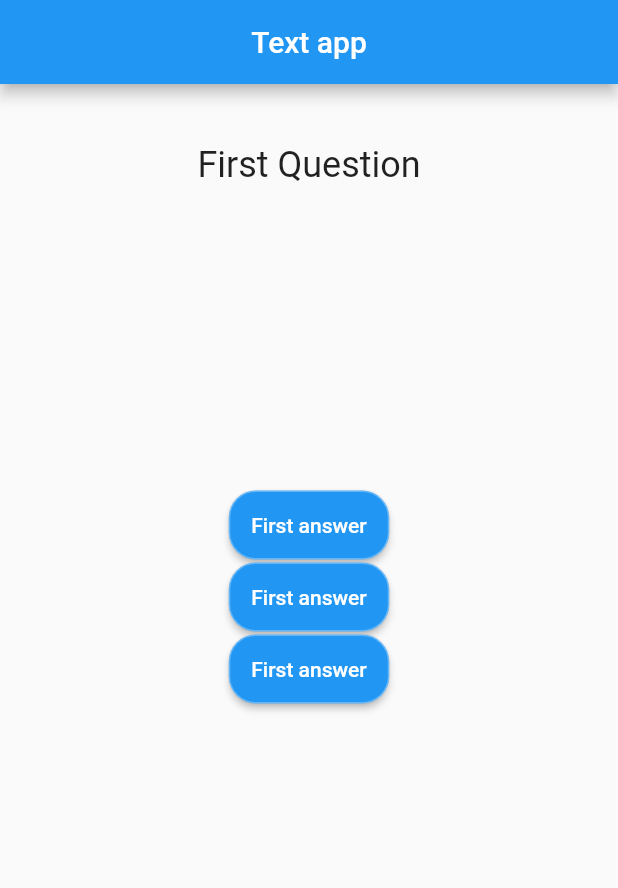
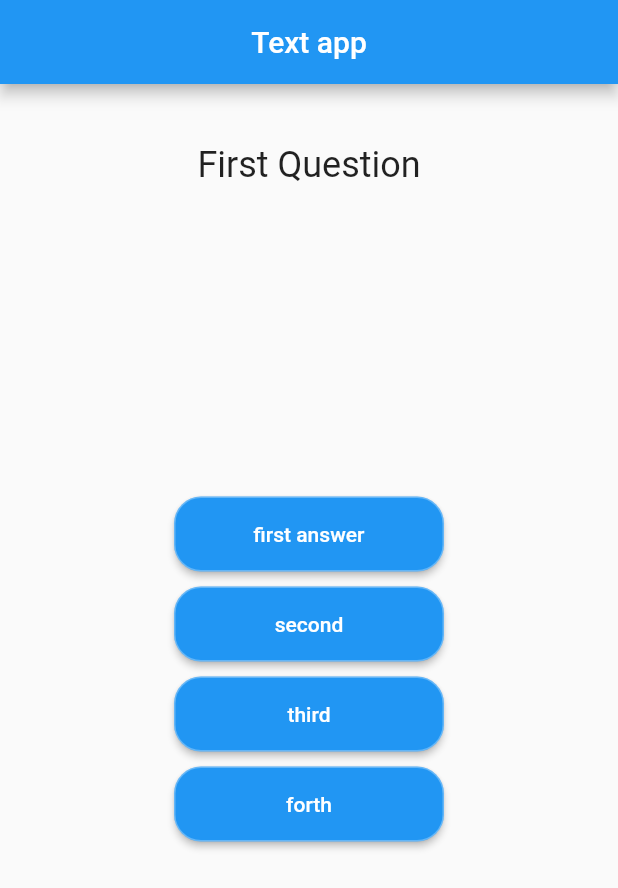
Before and after one commit to Yiukihiro/AniSearcher, a Flutter app: the screen it shows after launch, on a phone screen of 412 x 824 dp. Shown: the top 888 px of the screen. Run offline on Flutter 3.47's test engine with Material 2 defaults, Android fonts, the phone set to English and light mode, and no system bars.

Commit message:
int questionnS + bool + question list + answ.but

```diff
--- a/main app/starter/lib/answer.dart
+++ b/main app/starter/lib/answer.dart
@@ -2,24 +2,27 @@ import 'package:flutter/material.dart';
 
 class Answer extends StatelessWidget {
   final VoidCallback newIndex;
+  final String newAnswer;
 
-  Answer(this.newIndex);
+
+  Answer(this.newIndex, this.newAnswer);
 
   @override
   Widget build(BuildContext context) {
     return Container(
+      margin: const EdgeInsets.all(5),
       child: ElevatedButton(
         onPressed: newIndex,
-        child: const Text(
-          'First answer',
-          style: TextStyle(fontSize: 14, color: Colors.white),
+        child: Text(newAnswer,
+          style: const TextStyle(fontSize: 14, color: Colors.white),
         ),
         style: ButtonStyle(
-          padding: MaterialStateProperty.all<EdgeInsets>(EdgeInsets.all(15)),
+          fixedSize: MaterialStateProperty.all<Size>(const Size(180, 50)),
+          padding: MaterialStateProperty.all<EdgeInsets>(const EdgeInsets.all(15)),
           shape: MaterialStateProperty.all<RoundedRectangleBorder>(
             RoundedRectangleBorder(
               borderRadius: BorderRadius.circular(18.0),
-              side: BorderSide(color: Colors.white30),
+              side: const BorderSide(color: Colors.white30),
             ),
           ),
         ),
--- a/main app/starter/lib/main.dart
+++ b/main app/starter/lib/main.dart
@@ -4,7 +4,7 @@ import 'package:flutter/material.dart';
 
 import 'package:starter/question.dart';
 import 'package:starter/answer.dart';
-
+import 'package:starter/questions_list.dart';
 
 void main() => runApp(Starter());
 
@@ -18,18 +18,18 @@ class Starter extends StatefulWidget {
 class _StarterState extends State<Starter> {
   var _questionIndex = 0;
   void _questionNum() {
+    questionS;
     setState(() {
       _questionIndex = _questionIndex + 1;
     });
     print(_questionIndex);
+    if (_questionIndex < questionS.length) {
+      print('we have more questions');
+    }
   }
 
   @override
   Widget build(BuildContext context) {
-    var _questions = [
-      'First Question',
-      'Second Question or u will die in ten seconds?',
-    ];
     return MaterialApp(
       home: Scaffold(
         appBar: AppBar(
@@ -40,11 +40,12 @@ class _StarterState extends State<Starter> {
         body: Column(
           children: [
             Question(
-              _questions[_questionIndex],
+              questionS[_questionIndex]['textQuestion'] as String,
             ),
-            Answer(_questionNum),
-            Answer(_questionNum),
-            Answer(_questionNum),
+            ...(questionS[_questionIndex]['answerButtons'] as List<String>)
+                .map((answer) {
+              return Answer(_questionNum, answer);
+            }).toList()
           ],
         ),
       ),
--- a/main app/starter/lib/question.dart
+++ b/main app/starter/lib/question.dart
@@ -3,7 +3,7 @@ import 'package:flutter/material.dart';
 class Question extends StatelessWidget {
   final String questionText;
 
-  Question(this.questionText);
+   Question(this.questionText);
 
   @override
   Widget build(BuildContext context) {
--- /dev/null
+++ b/main app/starter/lib/questions_list.dart
@@ -0,0 +1,15 @@
+
+const questionS = [
+      {
+      'textQuestion':'First Question',
+      'answerButtons' : ['first answer', 'second', 'third', 'forth']
+      },
+      {
+      'textQuestion':'Second Question, press one or more answers or u ll die in ten seconds',
+      'answerButtons' : ['try first', 'try second', 'try third', 'try forth']
+      },
+      {
+      'textQuestion':'Third qestion, try to catch up some movings',
+      'answerButtons' : ['got first', 'got second', 'gor third', 'got forth', 'got fifth']
+      },
+    ];
```
